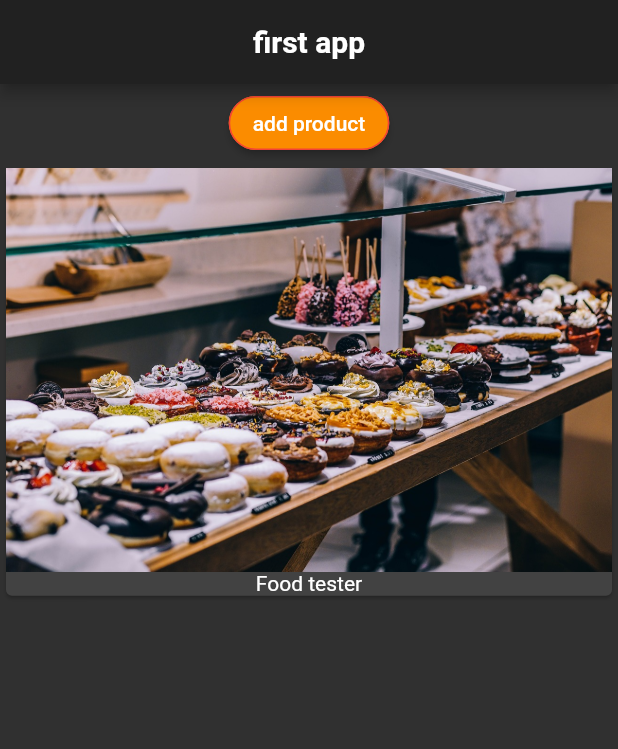
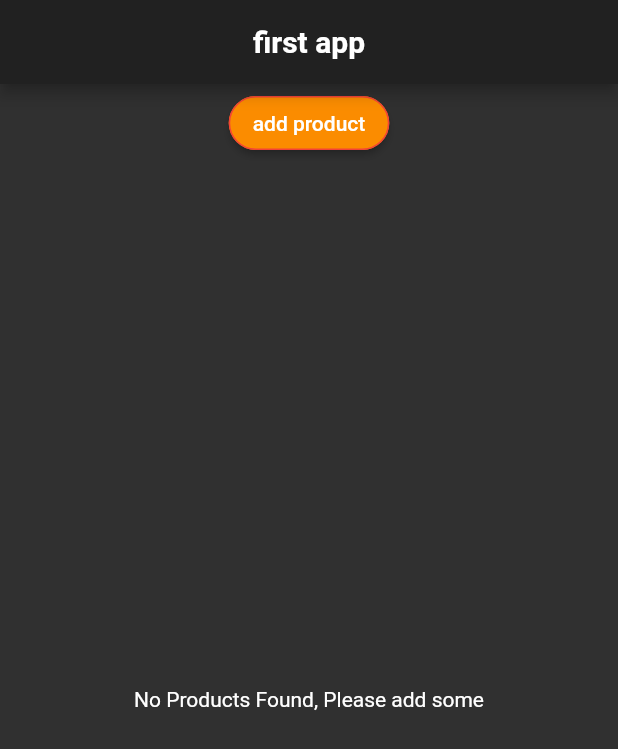
Before and after one commit to nima-abdpoor/Flutter-Project, a Flutter app: the screen it shows after launch, on a phone screen of 412 x 824 dp. Shown: the top 749 px of the screen. Run offline on Flutter 3.47's test engine with Material 2 defaults, Android fonts, the phone set to English and light mode, and no system bars.

Commit message:
removing first product that was adding every time. 2.adding a text when the product is empty

```diff
--- a/lib/product_manager.dart
+++ b/lib/product_manager.dart
@@ -21,8 +21,7 @@ class _ProductManagerState extends State<ProductManager> {
 
   @override
   void initState() {
-    print(' productManager initState');
-    _products.add(widget.decription);
+    //_products.add(widget.decription);
     super.initState();
   }
 
@@ -42,7 +41,6 @@ class _ProductManagerState extends State<ProductManager> {
   }
 
   _addProduct(String product) {
-    print("setState");
     setState(() {
       _products.add(
         product,
--- a/lib/products.dart
+++ b/lib/products.dart
@@ -9,10 +9,10 @@ class product extends StatelessWidget {
   @override
   Widget build(BuildContext context) {
     print("product build()");
-    return ListView.builder(
+    return products.length >0 ? ListView.builder(
       itemBuilder: _buildProductItem,
       itemCount: products.length,
-    );
+    ) : Center(child: Text('No Products Found, Please add some'),);
   }
 
   Widget _buildProductItem(BuildContext context, int index) {
```
